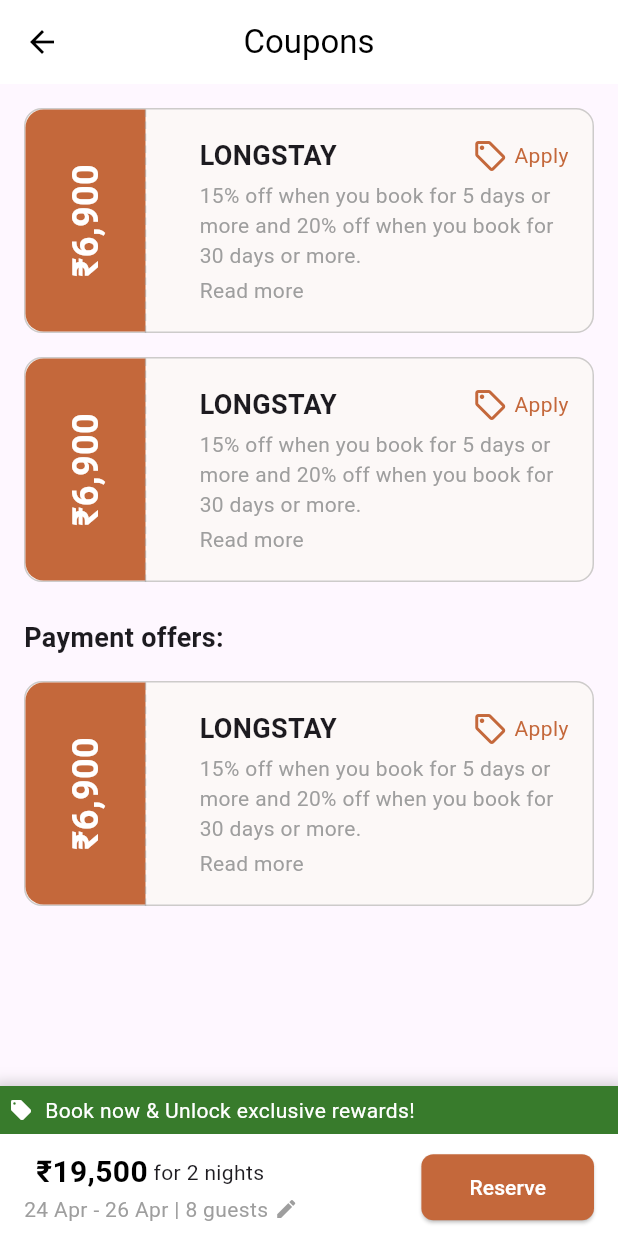
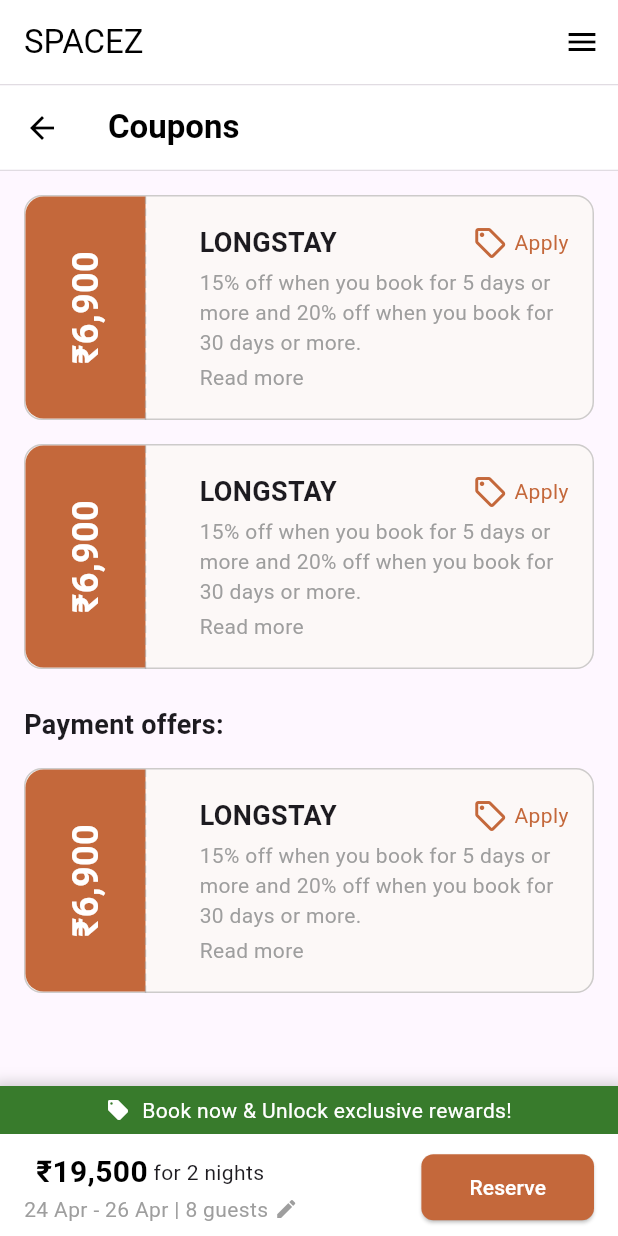
Before and after one commit to komalsingh22/spacz.co, a Flutter app: the screen it shows after launch, on a phone screen of 412 x 824 dp. Run offline on Flutter 3.47's test engine with Material 3 defaults, Android fonts, the light colour scheme and no system bars.

Commit message:
update the ui

```diff
--- a/lib/screens/spacez_coupons_screen.dart
+++ b/lib/screens/spacez_coupons_screen.dart
@@ -46,18 +46,47 @@ class _SpacezCouponsScreenState extends State<SpacezCouponsScreen> {
   Widget build(BuildContext context) {
     return Scaffold(
       appBar: AppBar(
+        title: const Text('SPACEZ'),
+        backgroundColor: Colors.white,
+        elevation: 0,
+        foregroundColor: Colors.black,
+        actions: [
+          IconButton(
+            icon: const Icon(Icons.menu),
+            onPressed: () {},
+          ),
+        ],
+      ),
+      body: SingleChildScrollView(
+        child: Column(
+          crossAxisAlignment: CrossAxisAlignment.start,
+          children: [
+            PreferredSize(
+              preferredSize: const Size.fromHeight(kToolbarHeight),
+              child: Container(
+                decoration: BoxDecoration(
+                  border: Border(
+                    top: BorderSide(color: Colors.grey.withOpacity(0.3), width: 1.0),
+                    bottom: BorderSide(color: Colors.grey.withOpacity(0.3), width: 1.0),
+                  ),
+                ),
+                child: AppBar(
                   leading: IconButton(
                     icon: const Icon(Icons.arrow_back),
                     onPressed: () {},
                   ),
-        title: const Text('Coupons'),
-        centerTitle: true,
+                  title: const Text(
+                    'Coupons',
+                    style: TextStyle(fontWeight: FontWeight.bold),
+                  ),
+                  centerTitle: false,
                   backgroundColor: Colors.white,
                   elevation: 0,
                   foregroundColor: Colors.black,
                 ),
-      body: SingleChildScrollView(
-        child: Padding(
+              ),
+            ),
+            Padding(
               padding: const EdgeInsets.all(16.0),
               child: Column(
                 crossAxisAlignment: CrossAxisAlignment.start,
@@ -91,6 +120,8 @@ class _SpacezCouponsScreenState extends State<SpacezCouponsScreen> {
                 ],
               ),
             ),
+          ],
+        ),
       ),
       bottomNavigationBar: SpacezBottomBookingPanel(
         originalPrice: '19,500',
--- a/lib/widgets/spacez_bottom_booking_panel.dart
+++ b/lib/widgets/spacez_bottom_booking_panel.dart
@@ -41,7 +41,7 @@ class SpacezBottomBookingPanel extends StatelessWidget {
             child: Padding(
               padding: const EdgeInsets.all(6.0),
               child: const Row(
-                mainAxisAlignment: MainAxisAlignment.start,
+                mainAxisAlignment: MainAxisAlignment.center,
                 children: [
                   Icon(Icons.local_offer, color: Colors.white, size: 16),
                   SizedBox(width: 8),
```
Lines whose indentation alone changed are shown as unchanged.
